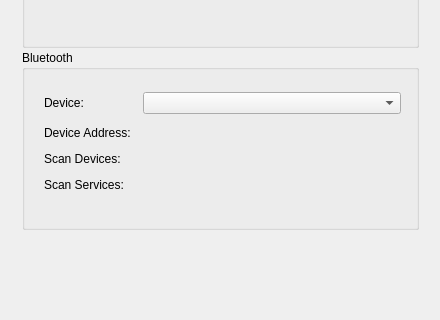
This is src/ui/PageConnection.ui in azdrums/SmartHHC as Qt 5 draws it before an edit; both pictures show x 0 to 440 and y 310 to 630 of the 440 by 630 pixel window. The edited form follows.
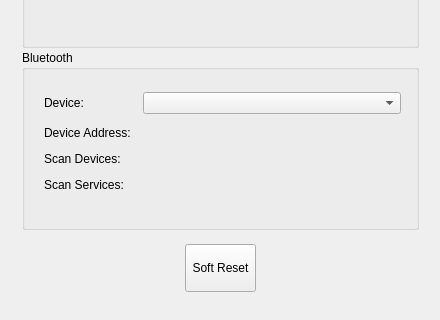
This is the edited form. Icons and pictures are not drawn. Custom widgets are drawn as their Qt base class.

Commit message: Refactor, added Reset button.

The edit to the form file:
```diff
--- a/src/ui/PageConnection.ui
+++ b/src/ui/PageConnection.ui
@@ -16,7 +16,7 @@
      <x>10</x>
      <y>10</y>
      <width>421</width>
-     <height>611</height>
+     <height>624</height>
     </rect>
    </property>
    <layout class="QVBoxLayout" name="layout">
@@ -385,6 +385,48 @@
       </widget>
      </widget>
     </item>
+    <item>
+     <layout class="QHBoxLayout" name="layReset">
+      <property name="spacing">
+       <number>12</number>
+      </property>
+      <property name="sizeConstraint">
+       <enum>QLayout::SetNoConstraint</enum>
+      </property>
+      <property name="topMargin">
+       <number>12</number>
+      </property>
+      <property name="bottomMargin">
+       <number>12</number>
+      </property>
+      <item>
+       <widget class="QToolButton" name="tbnReset">
+        <property name="minimumSize">
+         <size>
+          <width>48</width>
+          <height>48</height>
+         </size>
+        </property>
+        <property name="text">
+         <string>Soft Reset</string>
+        </property>
+        <property name="icon">
+         <iconset resource="../../resources/resources.qrc">
+          <normaloff>:/icons/restore.png</normaloff>:/icons/restore.png</iconset>
+        </property>
+        <property name="iconSize">
+         <size>
+          <width>24</width>
+          <height>24</height>
+         </size>
+        </property>
+        <property name="toolButtonStyle">
+         <enum>Qt::ToolButtonTextUnderIcon</enum>
+        </property>
+       </widget>
+      </item>
+     </layout>
+    </item>
     <item>
      <spacer name="vsp">
       <property name="orientation">
```
Left out of the diff: 37 changed lines with no effect on the pictures. The commit also changes 21 other files.
